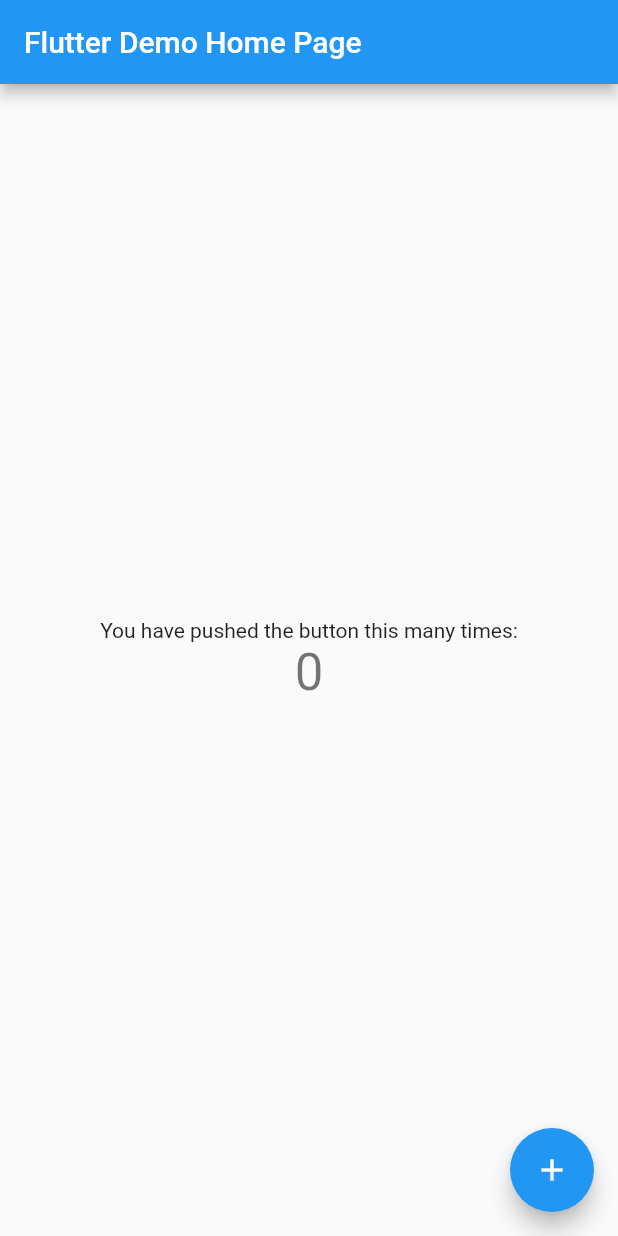
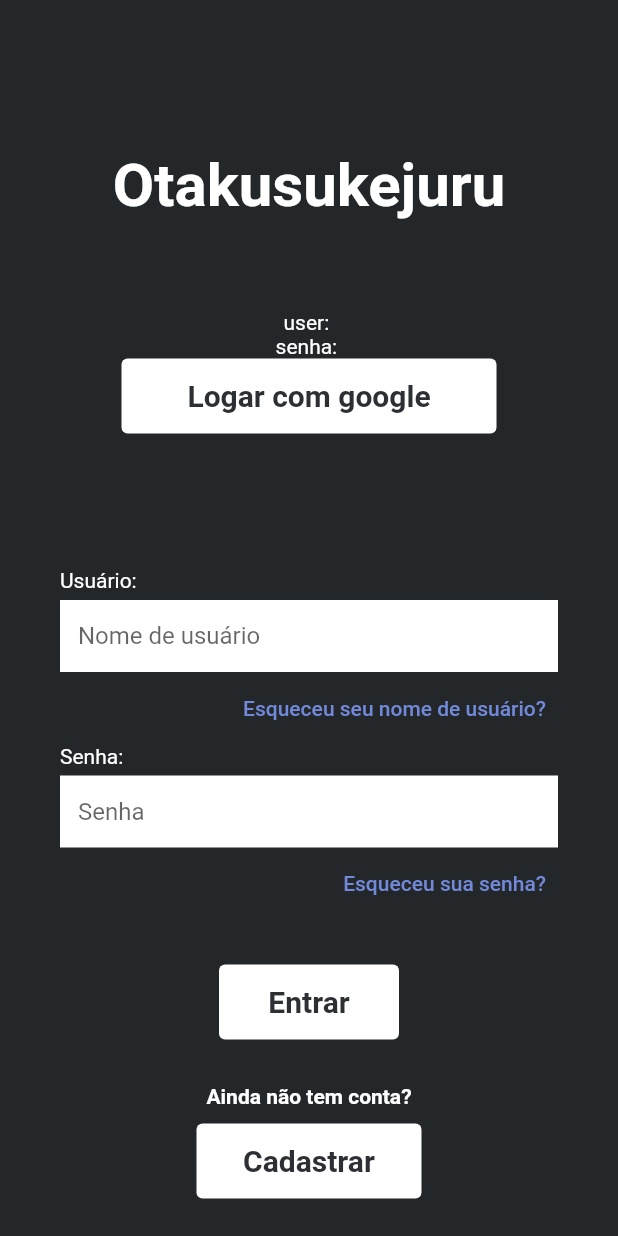
Before and after one commit to Yurioliv/Otakusukejuru, a Flutter app: the screen it shows after launch, on a phone screen of 412 x 824 dp. Run offline on Flutter 3.47's test engine with Material 2 defaults, Android fonts, the phone set to English and light mode, and no system bars; Roboto replaces fonts that are missing (OpenSans).

Commit message:
tela de login layout

```diff
--- a/lib/main.dart
+++ b/lib/main.dart
@@ -1,4 +1,5 @@
 import 'package:flutter/material.dart';
+import 'screens/sign_in/sign_in_screen.dart';
 
 void main() {
   runApp(const MyApp());
@@ -11,105 +12,12 @@ class MyApp extends StatelessWidget {
   @override
   Widget build(BuildContext context) {
     return MaterialApp(
-      title: 'Flutter Demo',
+      debugShowCheckedModeBanner: false,
+      title: 'Otakusukejuru',
       theme: ThemeData(
-        // This is the theme of your application.
-        //
-        // Try running your application with "flutter run". You'll see the
-        // application has a blue toolbar. Then, without quitting the app, try
-        // changing the primarySwatch below to Colors.green and then invoke
-        // "hot reload" (press "r" in the console where you ran "flutter run",
-        // or simply save your changes to "hot reload" in a Flutter IDE).
-        // Notice that the counter didn't reset back to zero; the application
-        // is not restarted.
-        primarySwatch: Colors.blue,
+        primarySwatch: Colors.blueGrey,
       ),
-      home: const MyHomePage(title: 'Flutter Demo Home Page'),
+      home: const LoginScreen(),
     );
   }
 }
-
-class MyHomePage extends StatefulWidget {
-  const MyHomePage({super.key, required this.title});
-
-  // This widget is the home page of your application. It is stateful, meaning
-  // that it has a State object (defined below) that contains fields that affect
-  // how it looks.
-
-  // This class is the configuration for the state. It holds the values (in this
-  // case the title) provided by the parent (in this case the App widget) and
-  // used by the build method of the State. Fields in a Widget subclass are
-  // always marked "final".
-
-  final String title;
-
-  @override
-  State<MyHomePage> createState() => _MyHomePageState();
-}
-
-class _MyHomePageState extends State<MyHomePage> {
-  int _counter = 0;
-
-  void _incrementCounter() {
-    setState(() {
-      // This call to setState tells the Flutter framework that something has
-      // changed in this State, which causes it to rerun the build method below
-      // so that the display can reflect the updated values. If we changed
-      // _counter without calling setState(), then the build method would not be
-      // called again, and so nothing would appear to happen.
-      _counter++;
-    });
-  }
-
-  @override
-  Widget build(BuildContext context) {
-    // This method is rerun every time setState is called, for instance as done
-    // by the _incrementCounter method above.
-    //
-    // The Flutter framework has been optimized to make rerunning build methods
-    // fast, so that you can just rebuild anything that needs updating rather
-    // than having to individually change instances of widgets.
-    return Scaffold(
-      appBar: AppBar(
-        // Here we take the value from the MyHomePage object that was created by
-        // the App.build method, and use it to set our appbar title.
-        title: Text(widget.title),
-      ),
-      body: Center(
-        // Center is a layout widget. It takes a single child and positions it
-        // in the middle of the parent.
-        child: Column(
-          // Column is also a layout widget. It takes a list of children and
-          // arranges them vertically. By default, it sizes itself to fit its
-          // children horizontally, and tries to be as tall as its parent.
-          //
-          // Invoke "debug painting" (press "p" in the console, choose the
-          // "Toggle Debug Paint" action from the Flutter Inspector in Android
-          // Studio, or the "Toggle Debug Paint" command in Visual Studio Code)
-          // to see the wireframe for each widget.
-          //
-          // Column has various properties to control how it sizes itself and
-          // how it positions its children. Here we use mainAxisAlignment to
-          // center the children vertically; the main axis here is the vertical
-          // axis because Columns are vertical (the cross axis would be
-          // horizontal).
-          mainAxisAlignment: MainAxisAlignment.center,
-          children: <Widget>[
-            const Text(
-              'You have pushed the button this many times:',
-            ),
-            Text(
-              '$_counter',
-              style: Theme.of(context).textTheme.headline4,
-            ),
-          ],
-        ),
-      ),
-      floatingActionButton: FloatingActionButton(
-        onPressed: _incrementCounter,
-        tooltip: 'Increment',
-        child: const Icon(Icons.add),
-      ), // This trailing comma makes auto-formatting nicer for build methods.
-    );
-  }
-}
--- /dev/null
+++ b/lib/screens/sign_in/components/sign_in_textfield.dart
@@ -0,0 +1,17 @@
+import 'package:flutter/material.dart';
+
+Widget loginTextField(String texto, TextEditingController controlador) {
+  return Padding(
+    padding: const EdgeInsets.symmetric(horizontal: 40.0),
+    child: TextField(
+      controller: controlador,
+      style: const TextStyle(color: Color(0xFF2C2F33)),
+      decoration: InputDecoration(
+        border: InputBorder.none,
+        filled: true,
+        fillColor: Colors.white,
+        hintText: texto,
+      ),
+    ),
+  );
+}
--- /dev/null
+++ b/lib/screens/sign_in/sign_in_screen.dart
@@ -0,0 +1,227 @@
+import 'package:flutter/material.dart';
+import 'package:otakusukejuru/screens/sign_in/components/sign_in_textfield.dart';
+
+class LoginScreen extends StatefulWidget {
+  const LoginScreen({super.key});
+
+  @override
+  State<LoginScreen> createState() => _LoginScreenState();
+}
+
+class _LoginScreenState extends State<LoginScreen> {
+  final _userController = TextEditingController();
+  final _passwordController = TextEditingController();
+  var _userName;
+  var _passwordName;
+
+  @override
+  void initState() {
+    super.initState();
+
+    _userController.addListener((_updateUser));
+    _passwordController.addListener((_updatePassword));
+  }
+
+  void _updateUser() {
+    setState(() {
+      _userName = _userController.text;
+    });
+  }
+
+  void _updatePassword() {
+    setState(() {
+      _passwordName = _passwordController.text;
+    });
+  }
+
+  @override
+  Widget build(BuildContext context) {
+    return Scaffold(
+      body: Stack(
+        children: <Widget>[
+          Container(
+            height: double.infinity,
+            width: double.infinity,
+            decoration: const BoxDecoration(
+              color: Color(0xff23272A),
+            ),
+          ),
+          SizedBox(
+            height: double.infinity,
+            width: double.infinity,
+            child: SingleChildScrollView(
+              physics: const AlwaysScrollableScrollPhysics(),
+              padding: const EdgeInsets.only(
+                top: 100.0,
+              ),
+              child: Column(
+                mainAxisAlignment: MainAxisAlignment.center,
+                // Para mexer os widgets dentro do children horizontalmente dar wrap no widget com uma "Row", Dentro da "Row" vai ser criado um children, dentro dele voce pode criar
+                // uma SizedBox e definir o tamanho de width para dar criar um espaço horizontalmente, e o tamanho de height.
+                children: <Widget>[
+                  //Nome do programa no topo da tela.
+                  const Text(
+                    'Otakusukejuru',
+                    style: TextStyle(
+                      color: Colors.white,
+                      fontFamily: 'OpenSans',
+                      fontSize: 40.0,
+                      fontWeight: FontWeight.bold,
+                    ),
+                  ),
+                  const SizedBox(height: 60.0),
+                  //Teste para ver se os controllers estão funcionando
+                  Text(
+                    'user: ${_userController.text}',
+                    style: const TextStyle(
+                      color: Colors.white,
+                    ),
+                  ),
+                  Text(
+                    'senha: ${_passwordController.text}',
+                    style: const TextStyle(
+                      color: Colors.white,
+                    ),
+                  ),
+                  //Botão para logar com o google
+                  TextButton(
+                    onPressed:
+                        null, //TODO colocar função para acesso pelo google.
+                    style: TextButton.styleFrom(
+                      backgroundColor: Colors.white,
+                      minimumSize: const Size(250, 50),
+                    ),
+                    child: const Text(
+                      'Logar com google',
+                      style: TextStyle(
+                        color: Color(0xFF2C2F33),
+                        fontFamily: 'OpenSans',
+                        fontSize: 20.0,
+                        fontWeight: FontWeight.bold,
+                      ),
+                    ),
+                  ),
+                  const SizedBox(height: 90.0),
+                  //Nome 'Usuário' pequeno em cima do campo de texto.
+                  Row(
+                    children: const [
+                      Padding(
+                        padding: EdgeInsets.only(left: 40.0),
+                        child: Text(
+                          'Usuário:',
+                          style: TextStyle(color: Colors.white),
+                        ),
+                      ),
+                    ],
+                  ),
+                  const SizedBox(height: 5.0),
+                  //Campo de texto que deve receber o nome de usuario e verificar se ele condiz com algum nome no banco de dados para permitir o login do usuario.
+                  loginTextField("Nome de usuário", _userController),
+                  //Botão que leva a tela para recuperar o nome de usuario por email
+                  Row(
+                    mainAxisAlignment: MainAxisAlignment.end,
+                    children: [
+                      Container(
+                        padding: const EdgeInsets.only(right: 40.0),
+                        child: const TextButton(
+                          onPressed:
+                              null, //TODO colocar função que leva para tela de esqueceu o nome de usuario
+                          child: Text(
+                            'Esqueceu seu nome de usuário?',
+                            style: TextStyle(color: Color(0xFF7289DA)),
+                          ),
+                        ),
+                      ),
+                    ],
+                  ),
+                  //Nome 'Senha' pequeno em cima do campo de texto.
+                  Row(
+                    children: const [
+                      Padding(
+                        padding: EdgeInsets.only(left: 40.0),
+                        child: Text(
+                          'Senha:',
+                          style: TextStyle(color: Colors.white),
+                        ),
+                      ),
+                    ],
+                  ),
+                  const SizedBox(height: 5.0),
+                  //Campo de texto que deve receber a senha e verificar se ele condiz com a senhha para o usuário no banco de dados para permitir o login do usuario.
+                  loginTextField("Senha", _passwordController),
+                  //Botão que leva a tela para recuperar a senha por email
+                  Row(
+                    mainAxisAlignment: MainAxisAlignment.end,
+                    children: [
+                      Container(
+                        padding: const EdgeInsets.only(right: 40.0),
+                        child: const TextButton(
+                          onPressed:
+                              null, //TODO colocar função que leva para tela de esqueceu a senha
+                          child: Text(
+                            'Esqueceu sua senha?',
+                            style: TextStyle(color: Color(0xFF7289DA)),
+                          ),
+                        ),
+                      ),
+                    ],
+                  ),
+                  const SizedBox(height: 30.0),
+                  //Botão para fazer login, ele deve comparar os dados com o banco de dados, se forem correspondentes deve autenticar o usuario.
+                  TextButton(
+                    onPressed:
+                        null, //TODO colocar função para autenticar usuario.
+                    style: TextButton.styleFrom(
+                      backgroundColor: Colors.white,
+                      minimumSize: const Size(120, 50),
+                    ),
+                    child: const Text(
+                      'Entrar',
+                      style: TextStyle(
+                        color: Color(0xFF2C2F33),
+                        fontFamily: 'OpenSans',
+                        fontSize: 20.0,
+                        fontWeight: FontWeight.bold,
+                      ),
+                    ),
+                  ),
+                  const SizedBox(height: 30.0),
+                  //Texto no final da tela, "Ainda não tem conta?"
+                  const Text(
+                    'Ainda não tem conta?',
+                    style: TextStyle(
+                      color: Colors.white,
+                      fontFamily: 'OpenSans',
+                      fontSize: 14.0,
+                      fontWeight: FontWeight.bold,
+                    ),
+                  ),
+                  const SizedBox(height: 10.0),
+                  //Botão para fazer login, ele deve comparar os dados com o banco de dados, se forem correspondentes deve autenticar o usuario.
+                  TextButton(
+                    onPressed:
+                        null, //TODO colocar função para enviar para tela de cadastro.
+                    style: TextButton.styleFrom(
+                      backgroundColor: Colors.white,
+                      minimumSize: const Size(150, 50),
+                    ),
+                    child: const Text(
+                      'Cadastrar',
+                      style: TextStyle(
+                        color: Color(0xFF2C2F33),
+                        fontFamily: 'OpenSans',
+                        fontSize: 20.0,
+                        fontWeight: FontWeight.bold,
+                      ),
+                    ),
+                  ),
+                  const SizedBox(height: 20.0),
+                ],
+              ),
+            ),
+          ),
+        ],
+      ),
+    );
+  }
+}
```
Also changed, not shown: lib/screens/sign_up/sign_up_screen.dart (added).
